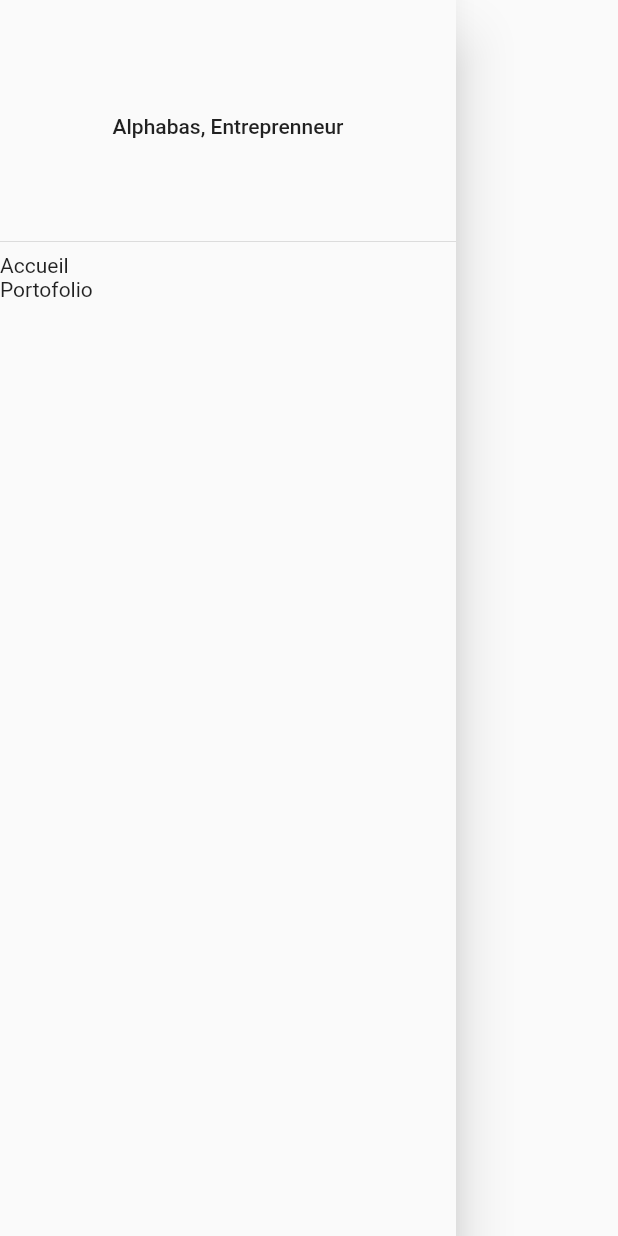
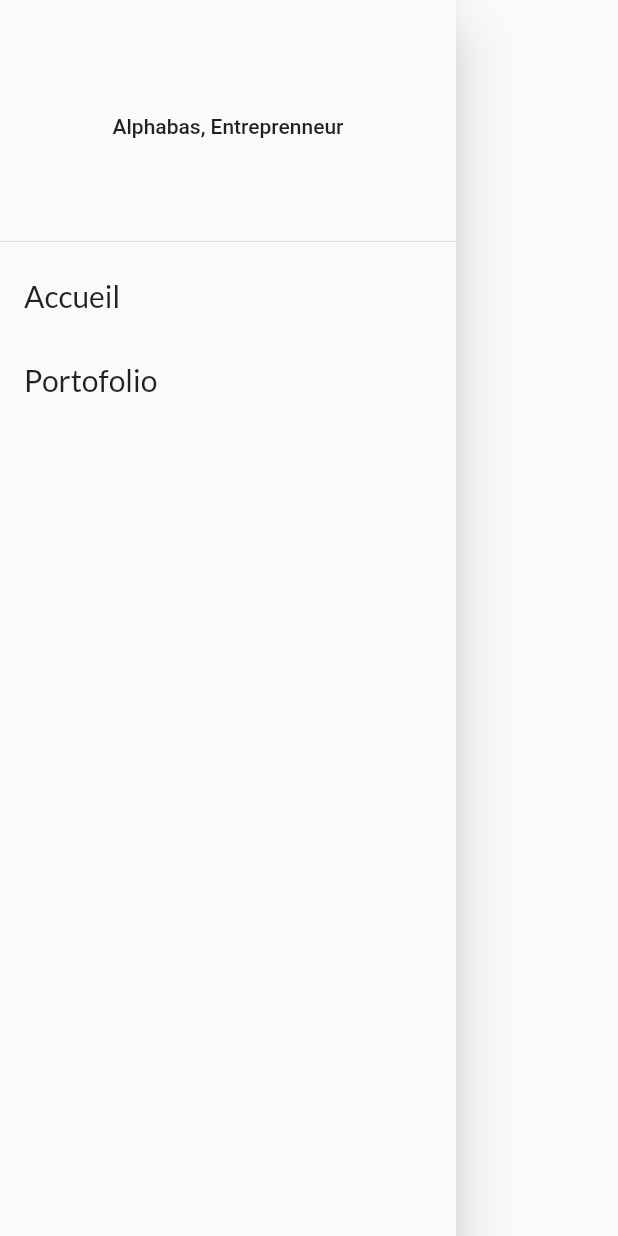
Before and after one commit to alphabas/ma_carte_de_visite, a Flutter app: the DrawerComponent widget shown alone on an empty page, opened directly, on a phone screen of 412 x 824 dp. Run offline on Flutter 3.47's test engine with Material 2 defaults, Android fonts, the phone set to English and light mode, and no system bars; our stand-ins replace font_awesome_flutter, google_fonts; missing offline and left inert: fab_circular_menu, flutter_multi_carousel.

Commit message:
commit du soir

```diff
--- a/lib/screens/components/drawer_component.dart
+++ b/lib/screens/components/drawer_component.dart
@@ -1,4 +1,7 @@
 import 'package:flutter/material.dart';
+import 'package:google_fonts/google_fonts.dart';
+
+// import '../portofolio_screen.dart';
 
 class DrawerComponent extends StatelessWidget {
   @override
@@ -14,8 +17,21 @@ class DrawerComponent extends StatelessWidget {
           Expanded(
             child: ListView(
               children: <Widget>[
-                Text('Accueil'),
-                Text('Portofolio'),
+                ListTile(
+                    title: Text(
+                  'Accueil',
+                  style: GoogleFonts.lato(textStyle: TextStyle(fontSize: 20.0)),
+                )),
+                ListTile(
+                  title: Text(
+                    'Portofolio',
+                    style:
+                        GoogleFonts.lato(textStyle: TextStyle(fontSize: 20.0)),
+                  ),
+                  onTap: () => {
+                    // Navigator.push( context, MaterialPageRoute(builder: (c) => PortofolioScreen()),)
+                  },
+                ),
               ],
             ),
           )
--- a/lib/screens/portofolio_screen.dart
+++ b/lib/screens/portofolio_screen.dart
@@ -1,5 +1,3 @@
-
-
 // ignore_for_file: import_of_legacy_library_into_null_safe
 
 import 'package:flutter/material.dart';
@@ -25,6 +23,8 @@ class PortofolioScreen extends StatelessWidget {
         axis: Axis.horizontal,
         onCarouselTap: (i) {},
         arrowColor: Colors.black,
+        showArrow: true,
+        indicatorType: IndicatorTypes.bar,
       ),
     );
   }
--- a/pubspec.yaml
+++ b/pubspec.yaml
@@ -15,6 +15,8 @@ dependencies:
   cupertino_icons: ^1.0.2
   google_fonts: ^3.0.1
   flutter_multi_carousel: ^1.0.3
+  fab_circular_menu: ^1.0.2
+  font_awesome_flutter: ^10.3.0
 
 dev_dependencies:
   flutter_test:
```
Also changed, not shown: lib/main.dart (+6 -2 lines), lib/screens/visit_card_screen.dart (+37 -0 lines), pubspec.lock.
